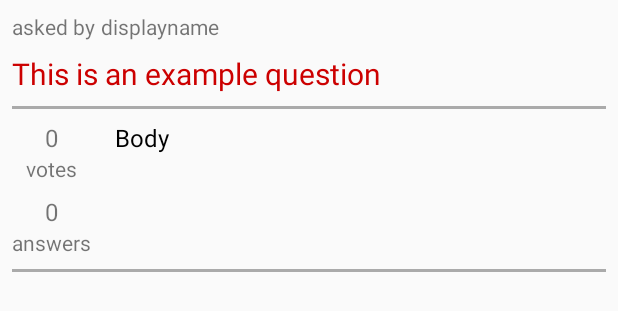
After one commit to jsingh-jasmeet/StackOverflowClient, an Android app: the layout activity_view_question.xml on its own in the app's theme, with its tools: preview values and no code run, on a phone screen of 412 x 824 dp. The commit adds this screen. Shown: the top 311 px of the screen. Run offline under Robolectric (Android 15) with nearby library versions, the phone set to English and light mode, and no system bars.

Commit message:
Added ViewQuestionActivity. Clicking on a question in MainActivity takes user to the ViewQuestionActivity. For now, only a detailed view of the question is presented to the user. The inclusion of answers is yet to be done.
Major issue right now is parsing of body of questions. They contain Markdown formatting and I haven't yet found a way to convert them to a readable format.

```diff
--- a/app/build.gradle
+++ b/app/build.gradle
@@ -27,5 +27,7 @@ dependencies {
     compile 'com.android.support:appcompat-v7:25.3.0'
     compile 'com.android.support.constraint:constraint-layout:1.0.2'
     compile 'org.apache.commons:commons-lang3:3.5'
+    compile 'org.unbescape:unbescape:1.1.4.RELEASE'
+
     testCompile 'junit:junit:4.12'
 }
--- a/app/src/main/AndroidManifest.xml
+++ b/app/src/main/AndroidManifest.xml
@@ -18,6 +18,7 @@
                 <category android:name="android.intent.category.LAUNCHER" />
             </intent-filter>
         </activity>
+        <activity android:name=".ViewQuestionActivity"></activity>
     </application>
 
 </manifest>
--- /dev/null
+++ b/app/src/main/res/layout/activity_view_question.xml
@@ -0,0 +1,109 @@
+<?xml version="1.0" encoding="utf-8"?>
+<LinearLayout xmlns:android="http://schemas.android.com/apk/res/android"
+    xmlns:tools="http://schemas.android.com/tools"
+    android:layout_width="match_parent"
+    android:layout_height="match_parent"
+    android:orientation="vertical"
+    android:padding="8dp"
+    tools:context="com.example.jasmeet.stackoverflowclient.ViewQuestionActivity">
+
+    <LinearLayout
+        android:layout_width="match_parent"
+        android:layout_height="wrap_content"
+        android:layout_marginBottom="8dp"
+        android:orientation="horizontal">
+
+        <TextView
+            android:layout_width="wrap_content"
+            android:layout_height="wrap_content"
+            android:layout_marginRight="4dp"
+            android:layout_marginEnd="4dp"
+            android:text="@string/asked_by" />
+
+        <TextView
+            android:id="@+id/view_question_display_name"
+            android:layout_width="wrap_content"
+            android:layout_height="wrap_content"
+            tools:text="displayname" />
+
+    </LinearLayout>
+
+    <TextView
+        android:id="@+id/view_question_title"
+        android:layout_width="match_parent"
+        android:layout_height="wrap_content"
+        android:layout_marginBottom="8dp"
+        android:textColor="@android:color/holo_red_dark"
+        android:textSize="20sp"
+        tools:text="This is an example question" />
+
+    <View
+        android:layout_width="match_parent"
+        android:layout_height="2dp"
+        android:background="@android:color/darker_gray"></View>
+
+    <LinearLayout
+        android:layout_width="match_parent"
+        android:layout_height="wrap_content"
+        android:layout_marginBottom="8dp"
+        android:layout_marginTop="8dp"
+        android:orientation="horizontal">
+
+        <LinearLayout
+            android:id="@+id/question_list_item_left_column"
+            android:layout_width="wrap_content"
+            android:layout_height="wrap_content"
+            android:layout_marginEnd="16dp"
+            android:layout_marginRight="16dp"
+            android:orientation="vertical">
+
+            <TextView
+                android:id="@+id/view_question_score"
+                android:layout_width="wrap_content"
+                android:layout_height="wrap_content"
+                android:layout_gravity="center"
+                android:maxLines="1"
+                android:textSize="16sp"
+                tools:text="0" />
+
+            <TextView
+                android:layout_width="wrap_content"
+                android:layout_height="wrap_content"
+                android:layout_gravity="center"
+                android:layout_marginBottom="8dp"
+                android:maxLines="1"
+                android:text="@string/votes" />
+
+            <TextView
+                android:id="@+id/view_question_answer_count"
+                android:layout_width="wrap_content"
+                android:layout_height="wrap_content"
+                android:layout_gravity="center"
+                android:maxLines="1"
+                android:textSize="16sp"
+                tools:text="0" />
+
+            <TextView
+                android:layout_width="wrap_content"
+                android:layout_height="wrap_content"
+                android:layout_gravity="center"
+                android:maxLines="1"
+                android:text="@string/answers" />
+        </LinearLayout>
+
+        <TextView
+            android:id="@+id/view_question_body"
+            android:layout_width="0dp"
+            android:layout_height="wrap_content"
+            android:layout_weight="1"
+            android:textColor="@android:color/black"
+            android:textSize="16sp"
+            tools:text="Body" />
+    </LinearLayout>
+
+    <View
+        android:layout_width="match_parent"
+        android:layout_height="2dp"
+        android:background="@android:color/darker_gray"></View>
+
+</LinearLayout>
```
Also changed, not shown: app/src/main/java/com/example/jasmeet/stackoverflowclient/MainActivity.java (+30 -2 lines), app/src/main/java/com/example/jasmeet/stackoverflowclient/Question.java (+59 -3 lines), app/src/main/java/com/example/jasmeet/stackoverflowclient/ViewQuestionActivity.java (added, +37 -0 lines).
